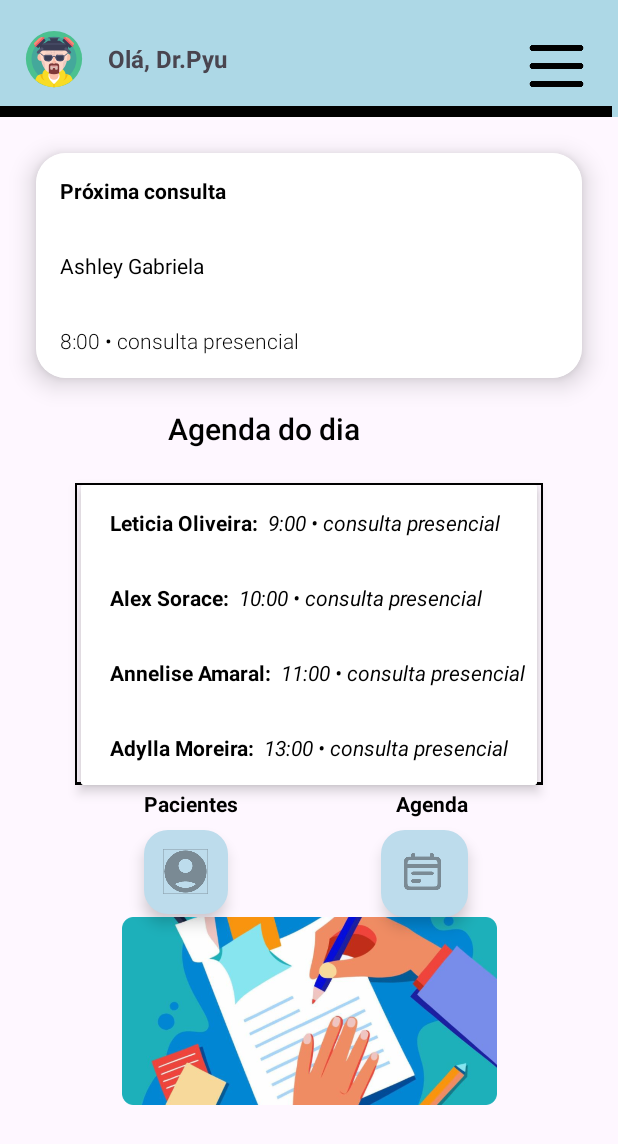
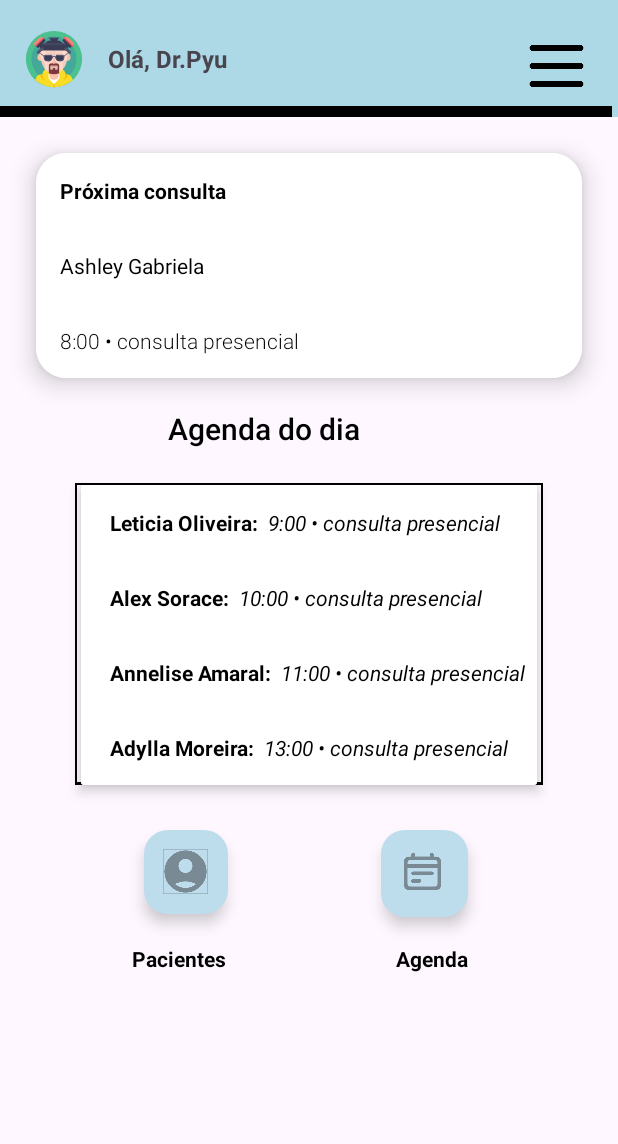
Before and after one commit to Adylla027/Projeto-Integrador, an Android app: the layout fragment__tela_inicial_profissional.xml on its own in the app's theme, with its tools: preview values and no code run, on a phone screen of 412 x 824 dp. Shown: the top 1144 px of the screen. Run offline under Robolectric (Android 15) with nearby library versions, the phone set to English and light mode, and no system bars.

Commit message:
em andamento navegabilidade introdução

```diff
--- a/app/src/main/java/com/adylla/atividade4/introducao/FragmentIntroducao.kt
+++ b/app/src/main/java/com/adylla/atividade4/introducao/FragmentIntroducao.kt
@@ -6,15 +6,16 @@ import android.view.LayoutInflater
 import android.view.View
 import android.view.ViewGroup
 import com.adylla.atividade4.R
+import com.adylla.atividade4.databinding.FragmentIntroducaoBinding
 
 
 class FragmentIntroducao : Fragment() {
 
-    private var param1: String? = null
-    private var param2: String? = null
+    private lateinit var binding: FragmentIntroducaoBinding
 
     override fun onCreate(savedInstanceState: Bundle?) {
         super.onCreate(savedInstanceState)
+
 
     }
 
--- a/app/src/main/res/layout/fragment__tela_inicial_profissional.xml
+++ b/app/src/main/res/layout/fragment__tela_inicial_profissional.xml
@@ -248,13 +248,13 @@
         android:id="@+id/textview9"
         android:layout_width="wrap_content"
         android:layout_height="wrap_content"
-        android:layout_marginStart="96dp"
-        android:layout_marginBottom="8dp"
+        android:layout_marginStart="88dp"
+        android:layout_marginTop="76dp"
         android:text="Pacientes"
+        android:textColor="@color/black"
         android:textStyle="bold"
-        android:textColor="@color/black"
-        app:layout_constraintBottom_toTopOf="@+id/botaofluante"
-        app:layout_constraintStart_toStartOf="parent" />
+        app:layout_constraintStart_toStartOf="parent"
+        app:layout_constraintTop_toTopOf="@+id/botaofluante" />
 
     <com.google.android.material.floatingactionbutton.FloatingActionButton
         android:id="@+id/botaofluante"
@@ -265,28 +265,26 @@
         android:clickable="true"
         android:contentDescription="botão para a lista de pacientes"
         android:focusable="true"
-        app:maxImageSize="30dp"
         android:src="@drawable/icone_pacientes"
         app:backgroundTint="#BDDCEC"
         app:layout_constraintBottom_toBottomOf="parent"
         app:layout_constraintStart_toStartOf="parent"
         app:layout_constraintTop_toBottomOf="@+id/cardviewAGENDA"
         app:layout_constraintVertical_bias="0.0"
+        app:maxImageSize="30dp"
         app:tint="#7A8A94" />
 
     <TextView
         android:id="@+id/textview10"
         android:layout_width="wrap_content"
         android:layout_height="wrap_content"
-        android:layout_marginStart="84dp"
-        android:layout_marginBottom="8dp"
+        android:layout_marginTop="76dp"
+        android:layout_marginEnd="100dp"
         android:text="Agenda"
         android:textColor="@color/black"
         android:textStyle="bold"
-        app:layout_constraintBottom_toTopOf="@+id/botaofluante2"
         app:layout_constraintEnd_toEndOf="parent"
-        app:layout_constraintHorizontal_bias="0.177"
-        app:layout_constraintStart_toEndOf="@+id/textview9" />
+        app:layout_constraintTop_toTopOf="@+id/botaofluante2" />
 
     <com.google.android.material.floatingactionbutton.FloatingActionButton
         android:id="@+id/botaofluante2"
@@ -309,15 +307,6 @@
         app:layout_constraintVertical_bias="0.0"
         app:tint="#7A8A94" />
 
-    <ImageView
-        android:id="@+id/imageView4"
-        android:layout_width="311dp"
-        android:layout_height="125dp"
-        android:src="@drawable/imagem_final_tela_profissional"
-        app:layout_constraintBottom_toBottomOf="parent"
-        app:layout_constraintEnd_toEndOf="parent"
-        app:layout_constraintStart_toStartOf="parent"
-        app:layout_constraintTop_toBottomOf="@+id/view_bottom_line" />
 
 
 </androidx.constraintlayout.widget.ConstraintLayout>
```
Also changed, not shown: app/src/main/res/navigation/main_graph.xml (+7 -22 lines).
